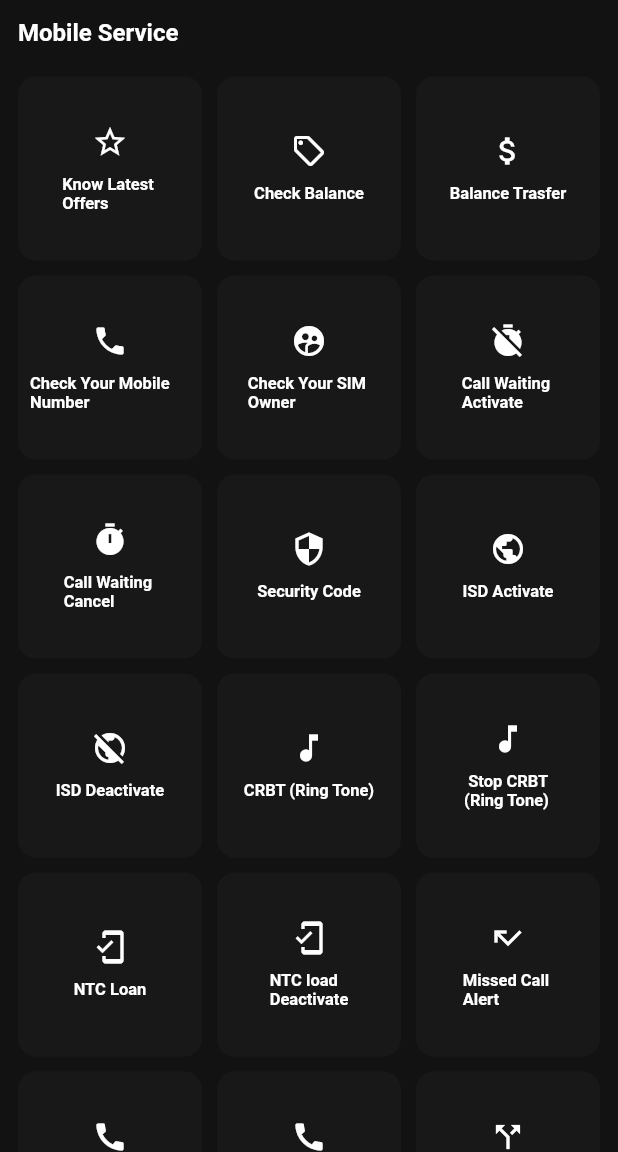
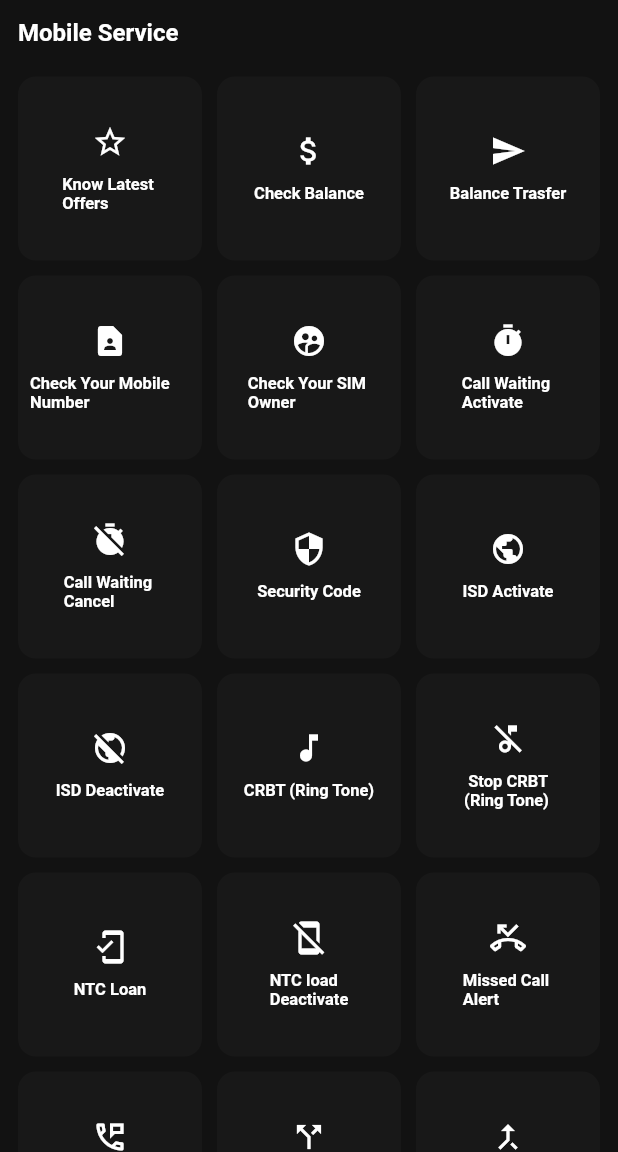
Before and after one commit to pranavo72bex/ntc_easy, a Flutter app: the screen it shows after launch, on a phone screen of 412 x 824 dp, the part 84-1236 px from its top. Run offline on Flutter 3.47's test engine with Material 2 defaults, Android fonts, the phone set to English and light mode, and no system bars; our stand-ins replace get; missing offline and left inert: flutter_phone_direct_caller, flutter_sms.

Commit message:
validation , icon

```diff
--- a/lib/app/modules/home/views/home_view.dart
+++ b/lib/app/modules/home/views/home_view.dart
@@ -54,7 +54,7 @@
                       print("object");
                     },
                     title: 'Check Balance',
-                    icon: Icons.local_offer_outlined,
+                    icon: Icons.attach_money_outlined,
                   ),
                   CustomButton(
                     onpressed: () async {
@@ -64,7 +64,7 @@
                       );
                     },
                     title: 'Balance Trasfer',
-                    icon: Icons.attach_money_sharp,
+                    icon: Icons.send,
                   ),
                   CustomButton(
                     onpressed: () async {
@@ -72,7 +72,7 @@
                       await FlutterPhoneDirectCaller.callNumber(number);
                     },
                     title: 'Check Your Mobile Number',
-                    icon: Icons.phone,
+                    icon: Icons.contact_page,
                   ),
                   CustomButton(
                     onpressed: () async {
@@ -88,7 +88,7 @@
                       await FlutterPhoneDirectCaller.callNumber(number);
                     },
                     title: 'Call Waiting \nActivate',
-                    icon: Icons.timer_off,
+                    icon: Icons.timer,
                   ),
                   CustomButton(
                     onpressed: () async {
@@ -96,7 +96,7 @@
                       await FlutterPhoneDirectCaller.callNumber(number);
                     },
                     title: 'Call Waiting \nCancel',
-                    icon: Icons.timer,
+                    icon: Icons.timer_off,
                   ),
                   CustomButton(
                     onpressed: () async {
@@ -114,12 +114,13 @@
                     icon: Icons.public,
                   ),
                   CustomButton(
-                      onpressed: () async {
-                        String number = "*331*0000#";
-                        await FlutterPhoneDirectCaller.callNumber(number);
-                      },
-                      title: 'ISD Deactivate',
-                      icon: Icons.public_off),
+                    onpressed: () async {
+                      String number = "*331*0000#";
+                      await FlutterPhoneDirectCaller.callNumber(number);
+                    },
+                    title: 'ISD Deactivate',
+                    icon: Icons.public_off,
+                  ),
                   CustomButton(
                     onpressed: () async {
                       _sendSMS("SUB", "1455");
@@ -132,7 +133,7 @@
                       _sendSMS("Unsub", "1455");
                     },
                     title: ' Stop CRBT \n(Ring Tone)',
-                    icon: Icons.music_note,
+                    icon: Icons.music_off_outlined,
                   ),
                   CustomButton(
                     onpressed: () async {
@@ -146,7 +147,7 @@
                       _sendSMS("STOP", "1477");
                     },
                     title: 'NTC load \nDeactivate',
-                    icon: Icons.mobile_friendly,
+                    icon: Icons.mobile_off_outlined,
                   ),
                   CustomButton(
                     onpressed: () async {
@@ -154,7 +155,7 @@
                       await FlutterPhoneDirectCaller.callNumber(number);
                     },
                     title: 'Missed Call \nAlert',
-                    icon: Icons.call_missed,
+                    icon: Icons.phone_missed_outlined,
                   ),
                   CustomButton(
                     onpressed: () async {
@@ -162,15 +163,7 @@
                       await FlutterPhoneDirectCaller.callNumber(number);
                     },
                     title: 'Missed Call \nDeactivate',
-                    icon: Icons.call,
-                  ),
-                  CustomButton(
-                    onpressed: () async {
-                      String number = "1415";
-                      await FlutterPhoneDirectCaller.callNumber(number);
-                    },
-                    title: 'Friend & Family \nActivate',
-                    icon: Icons.call,
+                    icon: Icons.perm_phone_msg_outlined,
                   ),
                   CustomButton(
                     onpressed: () async {
@@ -188,7 +181,7 @@
                       await FlutterPhoneDirectCaller.callNumber(number);
                     },
                     title: 'Call Forward \nCancel',
-                    icon: Icons.call_split_outlined,
+                    icon: Icons.call_merge_sharp,
                   ),
                 ],
               )
@@ -209,5 +202,3 @@
     print(_result);
   }
 }
-
-// ignore: must_be_immutable
--- a/lib/const/themedata.dart
+++ b/lib/const/themedata.dart
@@ -9,10 +9,6 @@
     inputDecorationTheme: const InputDecorationTheme(
       errorStyle:
           TextStyle(color: Colors.white), //error text color in inputfiled
-      errorBorder: UnderlineInputBorder(
-        borderSide:
-            BorderSide(color: Colors.white), //error border color in inputfiled
-      ),
     ),
     appBarTheme: const AppBarTheme(
       centerTitle: true,
```
Also changed, not shown: lib/app/modules/home/controllers/home_controller.dart (+30 -6 lines), lib/app/modules/home/views/widgets/balance_trasfer.dart (+23 -3 lines), lib/app/modules/home/views/widgets/forward_number.dart (+14 -2 lines).
